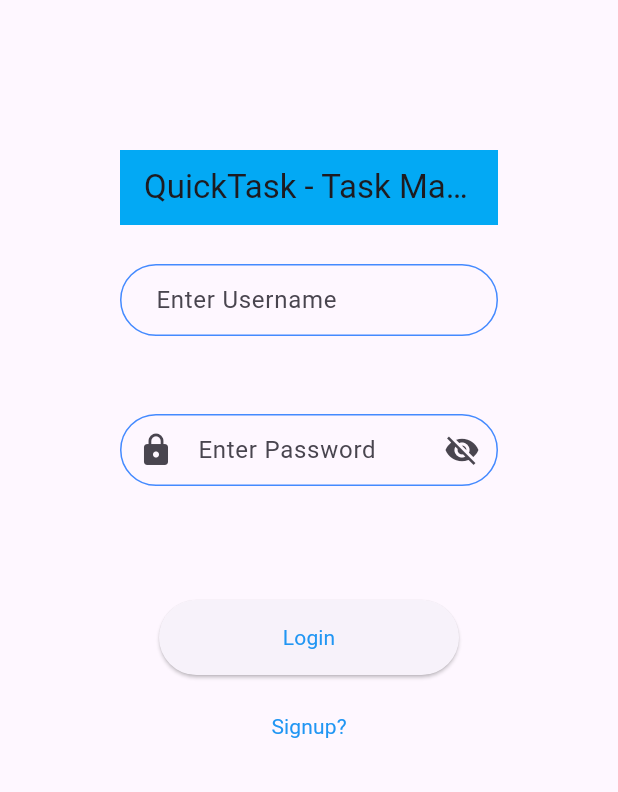
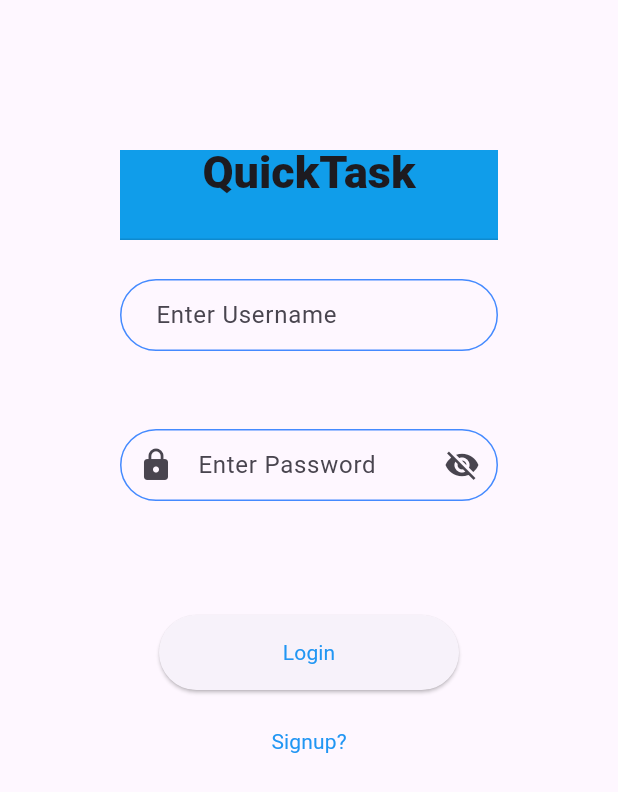
Before and after one commit to ragnar-lothbrok/quicktask_flutter, a Flutter app: the screen it shows after launch, on a phone screen of 412 x 824 dp. Shown: the top 792 px of the screen. Run offline on Flutter 3.47's test engine with Material 3 defaults, Android fonts, the phone set to English and light mode, and no system bars; our stand-ins replace awesome_dialog, parse_server_sdk_flutter.

Commit message:
app bar added

```diff
--- a/lib/main.dart
+++ b/lib/main.dart
@@ -1,9 +1,5 @@
 import 'package:flutter/material.dart';
 import 'routing/app_router.dart';
-import 'package:flutter_demo/screens/home.dart';
-import 'package:flutter_demo/screens/login.dart';
-import 'package:flutter_demo/screens/task_details.dart';
-import 'package:flutter_demo/screens/task_list.dart';
 
 //Parse Server Configuration
 const applicationId = '9RqhvlrNY7uSuhVOi7vZb3957u1lNp0xppvJpbtc';
@@ -24,7 +20,7 @@ class MyApp extends StatelessWidget {
   Widget build(BuildContext context) {
     return MaterialApp(
       debugShowCheckedModeBanner: false,
-      title: 'QuickTask - Task Management App',
+      title: 'QuickTask',
       onGenerateRoute: router.generateRoute,
       routes: router.routes,
     );
--- a/lib/screens/login.dart
+++ b/lib/screens/login.dart
@@ -81,14 +81,25 @@ class _LoginState extends State<Login> {
     const EdgeInsets padding = EdgeInsets.fromLTRB(50, 0, 50, 0);
     return [
       Container(
-          height: 50,
+          height: 60,
           padding: padding,
           alignment: Alignment.center,
           child: AppBar(
             automaticallyImplyLeading: false,
-            title: const Text(
-              'QuickTask - Task Management App',
+            toolbarHeight: 30.0,
+            // flexibleSpace: Container(),
+            centerTitle: true,
+            elevation: 10,
+            shape: const Border(
+              bottom: BorderSide(width: 1, color: Colors.black12),
             ),
+            title: const Text('QuickTask',
+                overflow: TextOverflow.clip,
+                softWrap: false,
+                style: TextStyle(
+                  fontSize: 30,
+                  fontWeight: FontWeight.w900,
+                )),
             backgroundColor: Colors.lightBlue,
           )),
       Container(
@@ -258,14 +269,25 @@ class _LoginState extends State<Login> {
     const EdgeInsets padding = EdgeInsets.fromLTRB(80, 0, 80, 0);
     return [
       Container(
-          height: 50,
+          height: 60,
           padding: padding,
           alignment: Alignment.center,
           child: AppBar(
             automaticallyImplyLeading: false,
-            title: const Text(
-              'QuickTask - Task Management App',
+            toolbarHeight: 30.0,
+            // flexibleSpace: Container(),
+            centerTitle: true,
+            elevation: 10,
+            shape: const Border(
+              bottom: BorderSide(width: 1, color: Colors.black12),
             ),
+            title: const Text('QuickTask',
+                overflow: TextOverflow.clip,
+                softWrap: false,
+                style: TextStyle(
+                  fontSize: 30,
+                  fontWeight: FontWeight.w900,
+                )),
             backgroundColor: Colors.lightBlue,
           )),
       Container(
--- a/lib/screens/task_list.dart
+++ b/lib/screens/task_list.dart
@@ -73,7 +73,7 @@ class _TaskListState extends State<TaskList> {
     return Scaffold(
       appBar: AppBar(
         title: const Text(
-          'QuickTask - Task Management App',
+          'QuickTask',
         ),
         backgroundColor: Colors.lightBlue,
       ),
```
